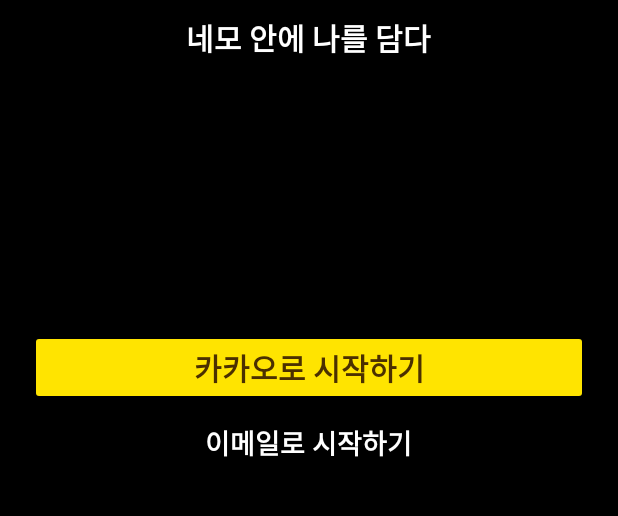
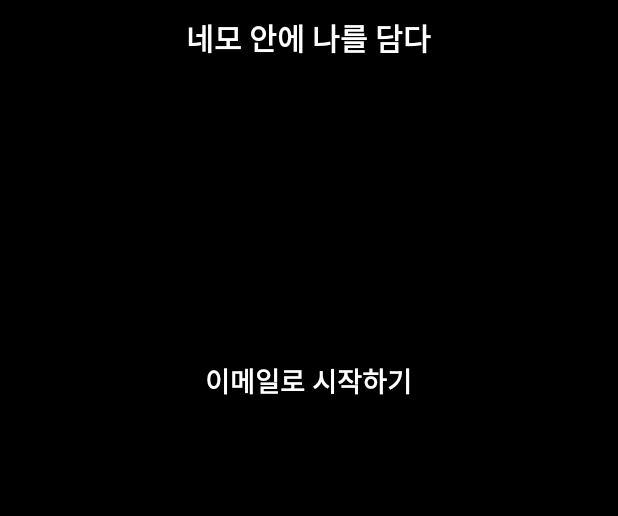
Before and after one commit to thduss/android_2023, an Android app: the screen it shows after launch (MainActivity), on a phone screen of 412 x 824 dp, the part 341-857 px from its top. Run offline under Robolectric (Android 15) with nearby library versions, the phone set to English and light mode, and no system bars.

Commit message:
카카오 버튼 삭제

```diff
--- a/app/src/main/java/com/example/insquare/List.java
+++ b/app/src/main/java/com/example/insquare/List.java
@@ -67,7 +67,9 @@ public class List extends AppCompatActivity {
         mFirebaseAuth = FirebaseAuth.getInstance(); // 파이어베이스 authentication 연동
         FirebaseUser firebaseUser = mFirebaseAuth.getCurrentUser(); // 현재 로그인한 계정 객체화
         String myIdCode = firebaseUser.getUid().toString(); // 객체화한 계정의 고유값을 myIdCode로 받기
-        Toast.makeText(this, myIdCode, Toast.LENGTH_SHORT).show();
+
+        //이거 없어도 될듯
+        //Toast.makeText(this, myIdCode, Toast.LENGTH_SHORT).show();
 
         database = FirebaseDatabase.getInstance(); // 파이어베이스 데이터베이스 연동
 
--- a/app/src/main/res/layout/activity_main.xml
+++ b/app/src/main/res/layout/activity_main.xml
@@ -27,7 +27,7 @@
         android:fontFamily="sans-serif-black"
         android:textColor="@color/white"
         android:layout_marginTop="10sp" />
-    <Button
+    <!--<Button
         android:id="@+id/start_to_kakao"
         android:layout_width="match_parent"
         android:layout_height="wrap_content"
@@ -40,7 +40,7 @@
         android:layout_marginLeft="20sp"
         android:layout_marginRight="20sp"
         android:backgroundTint="#FFE400"
-        />
+        />-->
     <Button
         android:id="@+id/start_to_email"
         android:layout_width="wrap_content"
@@ -50,7 +50,7 @@
         android:textSize="18sp"
         android:fontFamily="sans-serif-black"
         android:textColor="@color/white"
-        android:layout_marginTop="1sp"
+        android:layout_marginTop="190sp"
         android:layout_marginLeft="20sp"
         android:layout_marginRight="20sp"
         android:padding="0sp"
```
